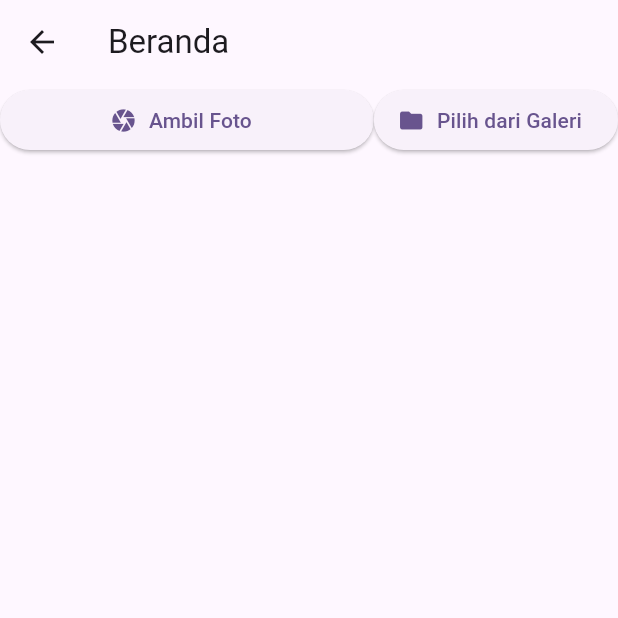
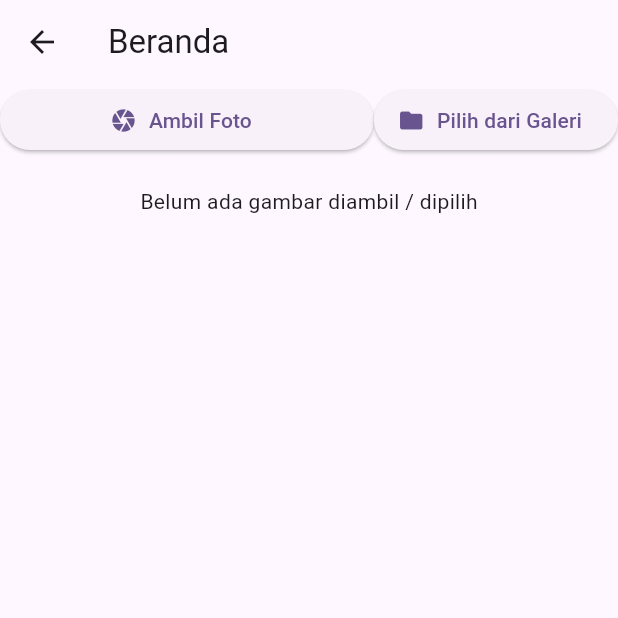
Before and after one commit to fasyaaa/CameraFile_0177, a Flutter app: the FullPage screen opened directly, on a phone screen of 412 x 824 dp, the top half of it. Run offline on Flutter 3.47's test engine with Material 3 defaults, Android fonts, the phone set to English and light mode, and no system bars; our stand-ins replace camera, image_picker, permission_handler.

Commit message:
ADD - else

```diff
--- a/lib/home_page.dart
+++ b/lib/home_page.dart
@@ -96,7 +96,10 @@ class _FullPageState extends State<FullPage> {
                     },
                   ),
                 ],
-              ),
+              )
+              else
+              const Text('Belum ada gambar diambil / dipilih'),
+              const SizedBox(height: 20),
           ],
         ),
       ),
```
